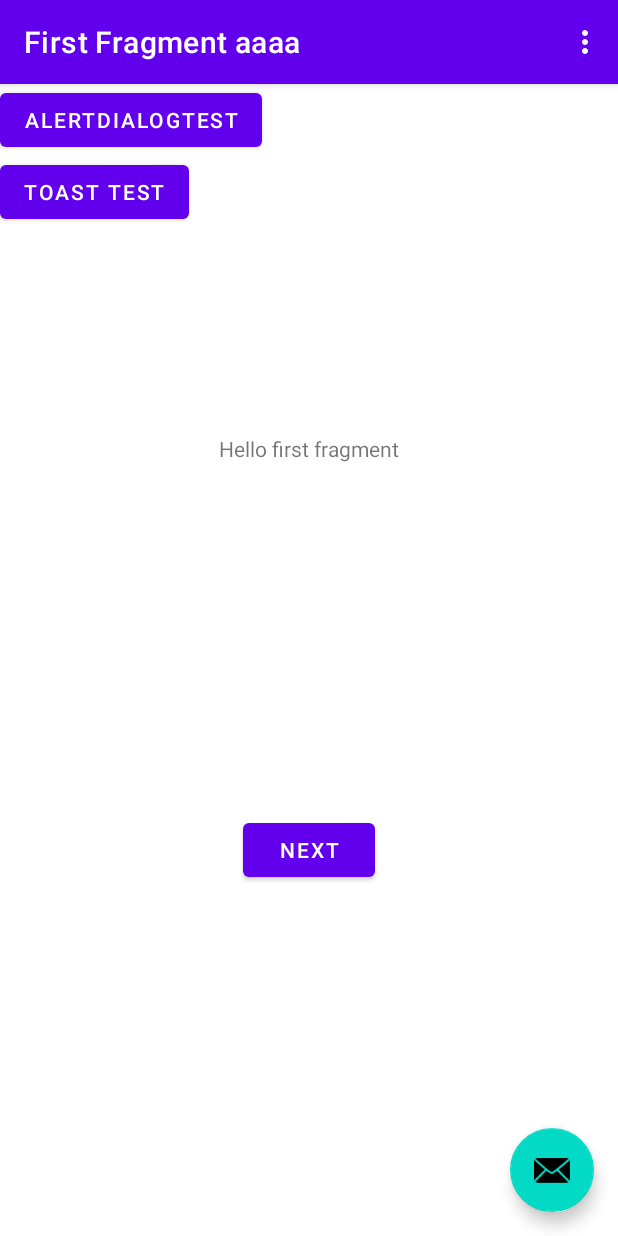
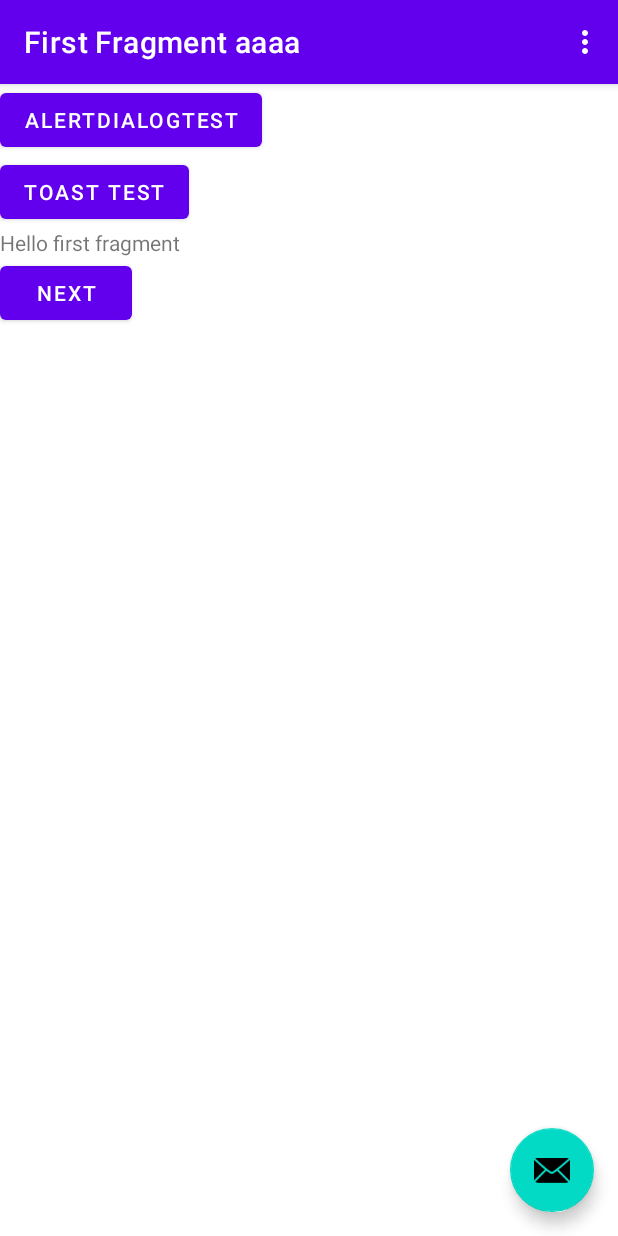
Before and after one commit to timeislife/AndriodTestProject1, an Android app: the screen it shows after launch (MainActivity), on a phone screen of 412 x 824 dp. Run offline under Robolectric (Android 15) with nearby library versions, the phone set to English and light mode, and no system bars; our stand-ins replace navigation-ui; libraries missing offline, so code that uses them is left out: android.app.

```diff
--- a/app/src/main/AndroidManifest.xml
+++ b/app/src/main/AndroidManifest.xml
@@ -1,7 +1,7 @@
 <?xml version="1.0" encoding="utf-8"?>
 <manifest xmlns:android="http://schemas.android.com/apk/res/android"
     package="com.example.andriodtest1">
-
+    <uses-permission android:name="android.permission.INTERNET" />
     <application
         android:allowBackup="true"
         android:icon="@mipmap/ic_launcher"
--- a/app/src/main/java/com/example/andriodtest1/Class1.java
+++ /dev/null
@@ -1,6 +0,0 @@
-package main.java.com.example.andriodtest1;
-
-public class Class1 {
-
-
-}
--- a/app/src/main/java/com/example/andriodtest1/MainActivity.java
+++ b/app/src/main/java/com/example/andriodtest1/MainActivity.java
@@ -20,11 +20,15 @@ import android.view.MenuItem;
 import android.content.Context;
 import androidx.appcompat.app.AlertDialog;
 import android.widget.Toast;
+import android.Manifest;
+import android.util.Log;
+
 
 public class MainActivity extends AppCompatActivity {
 
     private AppBarConfiguration appBarConfiguration;
     private ActivityMainBinding binding;
+    private AlertDialog.Builder builder;
 
     @Override
     protected void onCreate(Bundle savedInstanceState) {
@@ -46,6 +50,23 @@ public class MainActivity extends AppCompatActivity {
                         .setAction("Action", null).show();
             }
         });
+
+        builder=new AlertDialog.Builder(MainActivity.this);
+        AlertDialog alertDialog=builder.create();
+        alertDialog.setTitle("Permission check");
+
+        int REQUEST_CODE = 2;
+        if (PermissionUtility.HasPermisson(this, Manifest.permission.INTERNET)) {
+            //如果已经拥有改权限
+            Log.i("request","own");
+            alertDialog.setMessage("already has internet permission");
+        } else {
+            //没有改权限，需要进行请求
+            PermissionUtility.RequestPermission(this, Manifest.permission.INTERNET, REQUEST_CODE);
+            alertDialog.setMessage("INTERNET permission requested.");
+        }
+        alertDialog.show();
+
     }
 
     @Override
--- a/app/src/main/res/layout/fragment_first.xml
+++ b/app/src/main/res/layout/fragment_first.xml
@@ -4,35 +4,17 @@
     xmlns:tools="http://schemas.android.com/tools"
     android:layout_width="match_parent"
     android:layout_height="match_parent"
+    android:layout_y="100dp"
     tools:context=".FirstFragment">
 
-    <TextView
-        android:id="@+id/textview_first"
-        android:layout_width="wrap_content"
-        android:layout_height="wrap_content"
-        android:text="@string/hello_first_fragment"
-        app:layout_constraintBottom_toTopOf="@id/button_first"
-        app:layout_constraintEnd_toEndOf="parent"
-        app:layout_constraintStart_toStartOf="parent"
-        app:layout_constraintTop_toTopOf="parent" />
-
-    <Button
-        android:id="@+id/button_first"
-        android:layout_width="wrap_content"
-        android:layout_height="wrap_content"
-        android:text="@string/next"
-        app:layout_constraintBottom_toBottomOf="parent"
-        app:layout_constraintEnd_toEndOf="parent"
-        app:layout_constraintStart_toStartOf="parent"
-        app:layout_constraintTop_toBottomOf="@id/textview_first" />
 
     <LinearLayout
         android:id="@+id/linearLayout"
-        android:layout_width="409dp"
-        android:layout_height="220dp"
+        android:layout_width="400dp"
+        android:layout_height="0dp"
         android:orientation="vertical"
-        tools:layout_editor_absoluteX="1dp"
-        tools:layout_editor_absoluteY="1dp">
+        tools:layout_editor_absoluteX="5dp"
+        tools:layout_editor_absoluteY="0dp">
 
         <Button
             android:id="@+id/button"
@@ -47,5 +29,26 @@
             android:layout_height="wrap_content"
             android:onClick="btnToast_Click"
             android:text="Toast test" />
+
+
+        <TextView
+            android:id="@+id/textview_first"
+            android:layout_width="wrap_content"
+            android:layout_height="wrap_content"
+            android:text="@string/hello_first_fragment"
+            app:layout_constraintBottom_toTopOf="@id/button_first"
+            app:layout_constraintEnd_toEndOf="parent"
+            app:layout_constraintStart_toStartOf="parent"
+            app:layout_constraintTop_toTopOf="parent" />
+
+        <Button
+            android:id="@+id/button_first"
+            android:layout_width="wrap_content"
+            android:layout_height="wrap_content"
+            android:text="@string/next"
+            app:layout_constraintBottom_toBottomOf="parent"
+            app:layout_constraintEnd_toEndOf="parent"
+            app:layout_constraintStart_toStartOf="parent"
+            app:layout_constraintTop_toBottomOf="@id/textview_first" />
     </LinearLayout>
 </androidx.constraintlayout.widget.ConstraintLayout>
```
Also changed, not shown: app/src/main/java/com/example/andriodtest1/PermissionUtility.java (added, +35 -0 lines), app/src/main/java/com/example/andriodtest1/SecondFragment.java (+13 -0 lines), app/src/main/res/layout/fragment_second.xml (+20 -11 lines).
